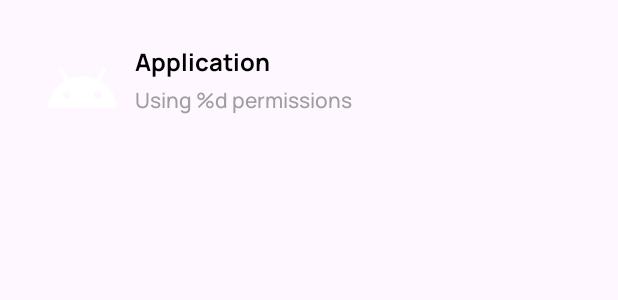
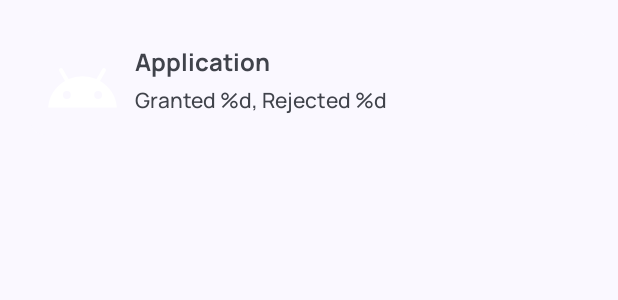
Before and after one commit to lazy-pr0grammer/Permify, an Android app: the layout item_application.xml on its own in the app's theme, with its tools: preview values and no code run, on a phone screen of 412 x 824 dp. Shown: the top 300 px of the screen. Run offline under Robolectric (Android 15) with nearby library versions, the phone set to English and light mode, and no system bars.

```diff
--- a/app/build.gradle
+++ b/app/build.gradle
@@ -42,6 +42,8 @@ dependencies {
     implementation 'com.google.android.material:material:1.5.0'
     implementation 'androidx.constraintlayout:constraintlayout:2.1.4'
 
+    implementation project(path: ':library')
+
     testImplementation 'junit:junit:4.13.2'
     androidTestImplementation 'androidx.test.ext:junit:1.1.5'
     androidTestImplementation 'androidx.test.espresso:espresso-core:3.5.1'
--- a/app/src/main/AndroidManifest.xml
+++ b/app/src/main/AndroidManifest.xml
@@ -16,13 +16,13 @@
         android:icon="@mipmap/ic_launcher"
         android:label="@string/app_name"
         android:supportsRtl="true"
-        android:theme="@style/Permify"
+        android:theme="@style/Permify.DayNight"
         tools:targetApi="31">
         <activity
             android:name=".ui.activity.MainActivity"
             android:exported="true"
             android:screenOrientation="portrait"
-            android:theme="@style/Permify"
+            android:theme="@style/Permify.DayNight"
             tools:ignore="LockedOrientationActivity">
             <intent-filter>
                 <action android:name="android.intent.action.MAIN" />
--- a/app/src/main/java/com/aylax/permify/App.kt
+++ b/app/src/main/java/com/aylax/permify/App.kt
@@ -2,12 +2,14 @@ package com.aylax.permify
 
 import android.app.Application
 import android.content.Context
+import com.google.android.material.color.DynamicColors
 
 class App : Application() {
 
     override fun onCreate() {
         super.onCreate()
         context = this
+        DynamicColors.applyToActivitiesIfAvailable(this)
     }
 
     companion object {
--- a/app/src/main/java/com/aylax/permify/ui/activity/MainViewModel.kt
+++ b/app/src/main/java/com/aylax/permify/ui/activity/MainViewModel.kt
@@ -2,7 +2,7 @@ package com.aylax.permify.ui.activity
 
 import androidx.lifecycle.LiveData
 import androidx.lifecycle.ViewModel
-import com.aylax.permify.data.model.Application
+import com.aylax.library.model.Application
 import com.aylax.permify.data.repository.ApplicationRepository
 
 class MainViewModel : ViewModel() {
--- a/app/src/main/res/layout/item_application.xml
+++ b/app/src/main/res/layout/item_application.xml
@@ -6,12 +6,13 @@
     android:layout_height="match_parent">
 
     <com.google.android.material.card.MaterialCardView
+        android:id="@+id/background"
         android:layout_width="match_parent"
         android:layout_height="wrap_content"
-        android:layout_margin="10dp"
-        app:cardCornerRadius="20dp"
+        android:layout_margin="20dp"
+        app:cardCornerRadius="10dp"
+        app:cardElevation="0dp"
         app:strokeWidth="0dp"
-        android:background="@color/card_background"
         app:layout_constraintLeft_toLeftOf="parent"
         app:layout_constraintRight_toRightOf="parent"
         app:layout_constraintTop_toTopOf="parent"
@@ -20,7 +21,7 @@
         <androidx.constraintlayout.widget.ConstraintLayout
             android:layout_width="match_parent"
             android:layout_height="wrap_content"
-            android:padding="20dp">
+            android:padding="10dp">
 
             <ImageView
                 android:id="@+id/imageView"
@@ -38,7 +39,6 @@
                 android:layout_height="wrap_content"
                 android:fontFamily="@font/manrope_bold"
                 android:text="@string/item_application_header"
-                android:textColor="@android:color/black"
                 android:textSize="16sp"
                 app:layout_constraintBottom_toBottomOf="parent"
                 app:layout_constraintEnd_toEndOf="parent"
@@ -53,10 +53,10 @@
                 android:layout_height="wrap_content"
                 android:fontFamily="@font/manrope_medium"
                 android:text="@string/item_application_description"
-                android:textColor="#9e9e9e"
                 app:layout_constraintBottom_toBottomOf="parent"
                 app:layout_constraintStart_toStartOf="@+id/title"
                 app:layout_constraintTop_toBottomOf="@+id/title" />
+
         </androidx.constraintlayout.widget.ConstraintLayout>
 
     </com.google.android.material.card.MaterialCardView>
--- a/app/src/main/res/values/colors.xml
+++ b/app/src/main/res/values/colors.xml
@@ -1,6 +1,5 @@
 <?xml version="1.0" encoding="utf-8"?>
-<resources xmlns:tools="http://schemas.android.com/tools">
+<resources>
     <color name="black">#FF000000</color>
     <color name="white">#FFFFFFFF</color>
-    <color name="card_background" tools:targetApi="s">@android:color/system_neutral1_50</color>
 </resources>
--- a/app/src/main/res/values/strings.xml
+++ b/app/src/main/res/values/strings.xml
@@ -2,6 +2,10 @@
     <string name="app_name">Permify</string>
     <string name="action_settings">Settings</string>
     <string name="item_application_header">Application</string>
-    <string name="item_application_description">Using %d permissions</string>
+    <string name="item_application_description">Granted %d, Rejected %d</string>
     <string name="image_content_description">ImageIcon</string>
+    <string name="app_icon">AppIcon</string>
+    <string name="action_filter">Filter</string>
+    <string name="item_permission">Permission</string>
+    <string name="item_granted">Granted</string>
 </resources>
--- a/app/src/main/res/values/themes.xml
+++ b/app/src/main/res/values/themes.xml
@@ -1,15 +1,6 @@
-<resources xmlns:tools="http://schemas.android.com/tools">
+<resources>
     <!-- Base application theme. -->
-    <style name="Permify.DayNight" parent="Theme.Material3.DayNight.NoActionBar">
-        <item name="android:statusBarColor">@android:color/transparent</item>
-        <item name="android:windowLightStatusBar" tools:targetApi="m">true</item>
-        <item name="android:navigationBarColor">@android:color/transparent</item>
-        <item name="android:windowLightNavigationBar" tools:targetApi="o_mr1">true</item>
-    </style>
+    <style name="Permify.DayNight" parent="Theme.Material3.DayNight.NoActionBar" />
 
 
-    <style name="Permify" parent="Permify.DayNight" />
-    <style name="Permify.Title" parent="@style/Widget.Material3.Toolbar">
-        <item name="fontFamily">@font/manrope_bold</item>
-    </style>
 </resources>
--- a/settings.gradle
+++ b/settings.gradle
@@ -14,3 +14,4 @@ dependencyResolutionManagement {
 }
 rootProject.name = "Permify"
 include ':app'
+include ':library'
```
Also changed, not shown: app/src/main/java/com/aylax/permify/data/model/Permission.java (deleted, +0 -47 lines), app/src/main/java/com/aylax/permify/data/repository/ApplicationRepository.java (+6 -32 lines), app/src/main/java/com/aylax/permify/ui/activity/MainActivity.kt (+26 -16 lines), app/src/main/java/com/aylax/permify/ui/adapter/ApplicationAdapter.kt (+25 -5 lines), app/src/main/java/com/aylax/permify/ui/adapter/PermissionAdapter.kt (+41 -1 lines), app/src/main/java/com/aylax/permify/utils/Util.java (+15 -1 lines), app/src/main/res/layout/activity_main.xml (+13 -3 lines), app/src/main/res/menu/menu_main.xml (+7 -1 lines).
